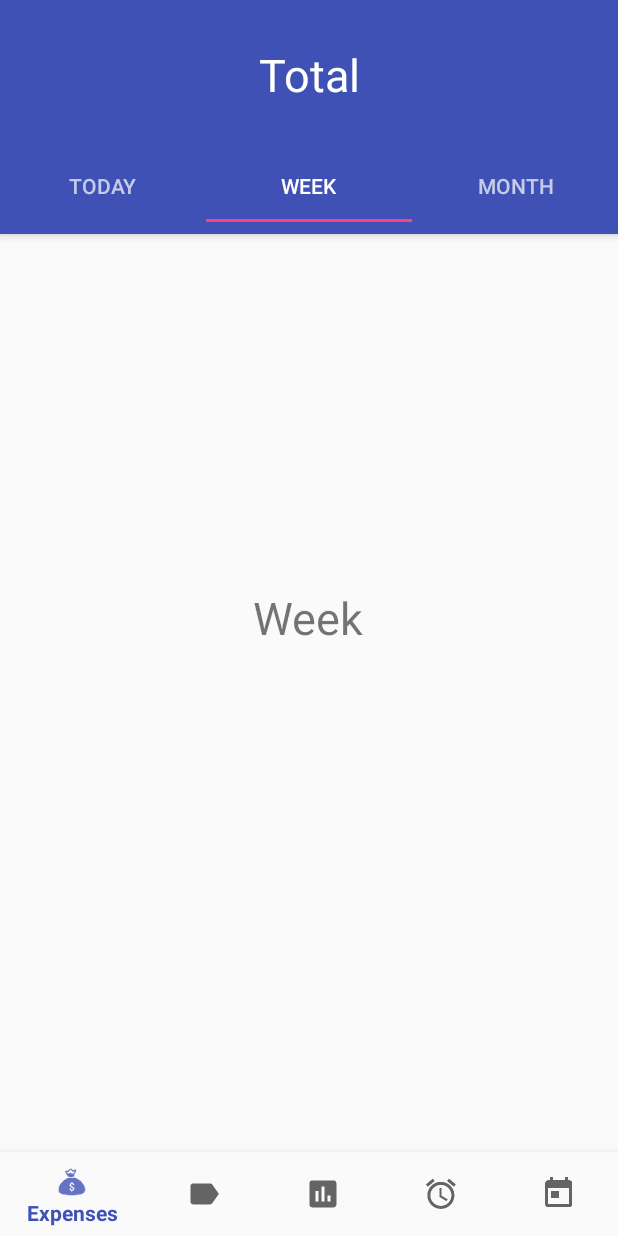
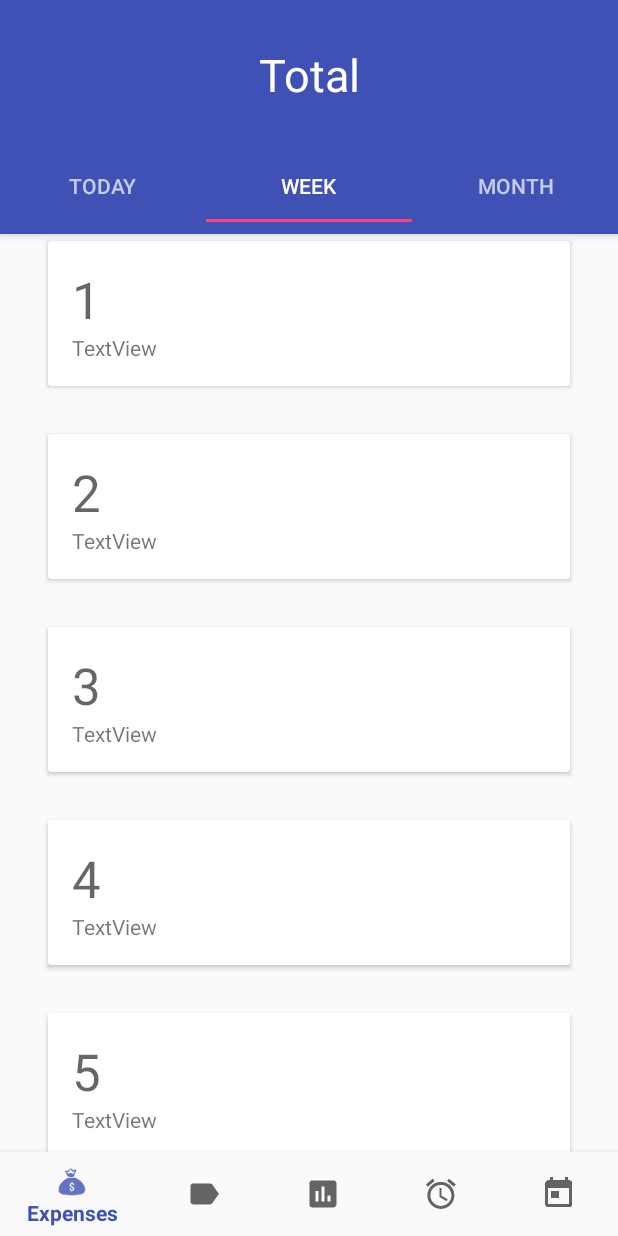
Before and after one commit to chhomchhom/projectExpense, an Android app: the screen it shows after launch (MainActivity), tab 2 chosen, on a phone screen of 412 x 824 dp. Run offline under Robolectric (Android 15) with nearby library versions, the phone set to English and light mode, and no system bars.

Commit message:
add recycler view and card view for today, week and month tabs of expense

```diff
--- /dev/null
+++ b/app/src/main/java/com/projectexpense2/virackdara/projectexpense2/adapters/ExpenseCardAdapter.java
@@ -0,0 +1,60 @@
+package com.projectexpense2.virackdara.projectexpense2.adapters;
+
+import android.content.Context;
+import android.support.annotation.NonNull;
+import android.support.v7.widget.RecyclerView;
+import android.view.LayoutInflater;
+import android.view.View;
+import android.view.ViewGroup;
+import android.widget.TextView;
+
+import com.projectexpense2.virackdara.projectexpense2.R;
+import com.projectexpense2.virackdara.projectexpense2.objects.ExpenseCard;
+
+import java.util.List;
+
+public class ExpenseCardAdapter extends RecyclerView.Adapter<ExpenseCardAdapter.ViewHolder> {
+
+    private List<ExpenseCard> myList;
+    private Context context;
+
+    public ExpenseCardAdapter(List<ExpenseCard> myList, Context context) {
+        this.myList = myList;
+        this.context = context;
+    }
+
+    @NonNull
+    @Override
+    public ViewHolder onCreateViewHolder(@NonNull ViewGroup parent, int viewType) {
+        View v = LayoutInflater.from(parent.getContext()).inflate(R.layout.list_item,parent,false);
+
+        return new ViewHolder(v);
+    }
+
+    @Override
+    public void onBindViewHolder(@NonNull ViewHolder holder, int position) {
+        ExpenseCard list = myList.get(position);
+        holder.textViewHead.setText(list.getTitle());
+        holder.textViewHead.setText(list.getAmount());
+    }
+
+    @Override
+    public int getItemCount() {
+
+        return myList.size();
+    }
+
+    public class ViewHolder extends RecyclerView.ViewHolder{
+        public TextView textViewHead;
+        public TextView textViewPrice;
+
+        public ViewHolder(View itemView) {
+
+            super(itemView);
+
+            textViewHead = itemView.findViewById(R.id.expenseTitle);
+
+            textViewPrice = itemView.findViewById(R.id.expensePrice);
+        }
+    }
+}
--- a/app/src/main/java/com/projectexpense2/virackdara/projectexpense2/adapters/ExpenseCardApter.java
+++ /dev/null
@@ -1,36 +0,0 @@
-package com.projectexpense2.virackdara.projectexpense2.adapters;
-
-import android.support.annotation.NonNull;
-import android.support.v7.widget.RecyclerView;
-import android.view.LayoutInflater;
-import android.view.View;
-import android.view.ViewGroup;
-
-import com.projectexpense2.virackdara.projectexpense2.R;
-
-public class ExpenseCardApter extends RecyclerView.Adapter<ExpenseCardApter.ViewHolder> {
-    @NonNull
-    @Override
-    public ViewHolder onCreateViewHolder(@NonNull ViewGroup parent, int viewType) {
-        View v = LayoutInflater.from(parent.getContext()).inflate(R.layout.fragment_today_tab,parent,false);
-
-        return new ViewHolder(v);
-    }
-
-    @Override
-    public void onBindViewHolder(@NonNull ViewHolder holder, int position) {
-
-    }
-
-    @Override
-    public int getItemCount() {
-        return 0;
-    }
-
-    public class ViewHolder extends RecyclerView.ViewHolder{
-
-        public ViewHolder(View itemView) {
-            super(itemView);
-        }
-    }
-}
--- a/app/src/main/java/com/projectexpense2/virackdara/projectexpense2/fragments/MonthTabFragment.java
+++ b/app/src/main/java/com/projectexpense2/virackdara/projectexpense2/fragments/MonthTabFragment.java
@@ -5,18 +5,45 @@ import android.os.Bundle;
 import android.support.annotation.NonNull;
 import android.support.annotation.Nullable;
 import android.support.v4.app.Fragment;
+import android.support.v7.widget.LinearLayoutManager;
+import android.support.v7.widget.RecyclerView;
 import android.view.LayoutInflater;
 import android.view.View;
 import android.view.ViewGroup;
 
 import com.projectexpense2.virackdara.projectexpense2.R;
+import com.projectexpense2.virackdara.projectexpense2.adapters.ExpenseCardAdapter;
+import com.projectexpense2.virackdara.projectexpense2.objects.ExpenseCard;
 
+import java.util.ArrayList;
+import java.util.Date;
+import java.util.List;
 
 
 public class MonthTabFragment extends Fragment {
+    private RecyclerView recyclerView;
+    private RecyclerView.Adapter adapter;
+    private List<ExpenseCard> expenseCards;
+
     @Nullable
     @Override
     public View onCreateView(@NonNull LayoutInflater inflater, @Nullable ViewGroup container, @Nullable Bundle savedInstanceState) {
-        return inflater.inflate(R.layout.fragment_month_tab,container,false);
+
+        View rootView = inflater.inflate(R.layout.fragment_month_tab,container,false);
+        recyclerView = rootView.findViewById(R.id.monthRecyclerView);
+        recyclerView.setHasFixedSize(true);
+        recyclerView.setLayoutManager(new LinearLayoutManager(getContext()));
+
+        expenseCards = new ArrayList<>();
+
+        for(int i = 0; i<=10;i++){
+            ExpenseCard expenseCard = new ExpenseCard("Title"+i+1,i+"",new Date());
+            expenseCards.add(expenseCard);
+        }
+
+        adapter = new ExpenseCardAdapter(expenseCards,getContext());
+
+        recyclerView.setAdapter(adapter);
+        return rootView;
     }
 }
--- a/app/src/main/java/com/projectexpense2/virackdara/projectexpense2/fragments/TodayTabFragment.java
+++ b/app/src/main/java/com/projectexpense2/virackdara/projectexpense2/fragments/TodayTabFragment.java
@@ -5,19 +5,45 @@ import android.os.Bundle;
 import android.support.annotation.NonNull;
 import android.support.annotation.Nullable;
 import android.support.v4.app.Fragment;
+import android.support.v7.widget.LinearLayoutManager;
+import android.support.v7.widget.RecyclerView;
 import android.view.LayoutInflater;
 import android.view.View;
 import android.view.ViewGroup;
 
 import com.projectexpense2.virackdara.projectexpense2.R;
+import com.projectexpense2.virackdara.projectexpense2.adapters.ExpenseCardAdapter;
+import com.projectexpense2.virackdara.projectexpense2.objects.ExpenseCard;
 
+import java.util.ArrayList;
+import java.util.Date;
+import java.util.List;
 
 
 public class TodayTabFragment extends Fragment {
+    private RecyclerView recyclerView;
+    private RecyclerView.Adapter adapter;
+    private List<ExpenseCard> expenseCards;
+
     @Nullable
     @Override
     public View onCreateView(@NonNull LayoutInflater inflater, @Nullable ViewGroup container, @Nullable Bundle savedInstanceState) {
 
-        return inflater.inflate(R.layout.fragment_today_tab,container,false);
+        View rootView = inflater.inflate(R.layout.fragment_today_tab,container,false);
+        recyclerView = rootView.findViewById(R.id.todayRecyclerView);
+        recyclerView.setHasFixedSize(true);
+        recyclerView.setLayoutManager(new LinearLayoutManager(getContext()));
+
+        expenseCards = new ArrayList<>();
+
+        for(int i = 0; i<=10;i++){
+            ExpenseCard expenseCard = new ExpenseCard("Title"+i+1,i+"",new Date());
+            expenseCards.add(expenseCard);
+        }
+
+        adapter = new ExpenseCardAdapter(expenseCards,getContext());
+
+        recyclerView.setAdapter(adapter);
+        return rootView;
     }
 }
--- a/app/src/main/java/com/projectexpense2/virackdara/projectexpense2/fragments/WeekTabFragment.java
+++ b/app/src/main/java/com/projectexpense2/virackdara/projectexpense2/fragments/WeekTabFragment.java
@@ -5,18 +5,45 @@ import android.os.Bundle;
 import android.support.annotation.NonNull;
 import android.support.annotation.Nullable;
 import android.support.v4.app.Fragment;
+import android.support.v7.widget.LinearLayoutManager;
+import android.support.v7.widget.RecyclerView;
 import android.view.LayoutInflater;
 import android.view.View;
 import android.view.ViewGroup;
 
 import com.projectexpense2.virackdara.projectexpense2.R;
+import com.projectexpense2.virackdara.projectexpense2.adapters.ExpenseCardAdapter;
+import com.projectexpense2.virackdara.projectexpense2.objects.ExpenseCard;
 
+import java.util.ArrayList;
+import java.util.Date;
+import java.util.List;
 
 
 public class WeekTabFragment extends Fragment {
+    private RecyclerView recyclerView;
+    private RecyclerView.Adapter adapter;
+    private List<ExpenseCard> expenseCards;
+
     @Nullable
     @Override
     public View onCreateView(@NonNull LayoutInflater inflater, @Nullable ViewGroup container, @Nullable Bundle savedInstanceState) {
-        return inflater.inflate(R.layout.fragment_week_tab,container,false);
+
+        View rootView = inflater.inflate(R.layout.fragment_week_tab,container,false);
+        recyclerView = rootView.findViewById(R.id.weekRecyclerView);
+        recyclerView.setHasFixedSize(true);
+        recyclerView.setLayoutManager(new LinearLayoutManager(getContext()));
+
+        expenseCards = new ArrayList<>();
+
+        for(int i = 0; i<=10;i++){
+            ExpenseCard expenseCard = new ExpenseCard("Title"+i+1,i+"",new Date());
+            expenseCards.add(expenseCard);
+        }
+
+        adapter = new ExpenseCardAdapter(expenseCards,getContext());
+
+        recyclerView.setAdapter(adapter);
+        return rootView;
     }
 }
--- a/app/src/main/res/layout/fragment_expense.xml
+++ b/app/src/main/res/layout/fragment_expense.xml
@@ -42,11 +42,12 @@
         </android.support.design.widget.TabLayout>
 
     </android.support.design.widget.AppBarLayout>
-    <android.support.constraint.ConstraintLayout
-        android:id="@+id/constraintLayout2"
+
+    <RelativeLayout
         android:layout_width="wrap_content"
         android:layout_height="0dp"
         app:layout_constraintBottom_toTopOf="@+id/navigation">
+
 
         <android.support.v4.view.ViewPager
             android:id="@+id/pager"
@@ -57,7 +58,7 @@
             app:layout_constraintStart_toStartOf="parent">
 
         </android.support.v4.view.ViewPager>
-    </android.support.constraint.ConstraintLayout>
+    </RelativeLayout>
 
 
 </android.support.constraint.ConstraintLayout>
--- a/app/src/main/res/layout/fragment_month_tab.xml
+++ b/app/src/main/res/layout/fragment_month_tab.xml
@@ -2,14 +2,16 @@
     xmlns:tools="http://schemas.android.com/tools"
     android:layout_width="match_parent"
     android:layout_height="match_parent"
+    android:padding="16dp"
     tools:context="com.projectexpense2.virackdara.projectexpense2.fragments.MonthTabFragment">
 
     <!-- TODO: Update blank fragment layout -->
-    <TextView
-        android:layout_width="wrap_content"
-        android:layout_height="wrap_content"
-        android:text="Month"
-        android:layout_centerInParent="true"
-        android:textSize="30dp"/>
+
+    <android.support.v7.widget.RecyclerView
+        android:id="@+id/monthRecyclerView"
+        android:layout_width="match_parent"
+        android:layout_height="match_parent"
+        android:layout_marginBottom="32dp"
+        />
 
 </RelativeLayout>
--- a/app/src/main/res/layout/fragment_today_tab.xml
+++ b/app/src/main/res/layout/fragment_today_tab.xml
@@ -2,19 +2,17 @@
     xmlns:tools="http://schemas.android.com/tools"
     android:layout_width="match_parent"
     android:layout_height="match_parent"
+    android:padding="16dp"
     tools:context="com.projectexpense2.virackdara.projectexpense2.fragments.TodayTabFragment">
 
     <!-- TODO: Update blank fragment layout -->
-    <TextView
-        android:layout_width="wrap_content"
-        android:layout_height="wrap_content"
-        android:text="Today"
-        android:layout_centerInParent="true"
-        android:textSize="30dp"/>
 
-    <android.support.v7.widget.CardView
+    <android.support.v7.widget.RecyclerView
+        android:id="@+id/todayRecyclerView"
         android:layout_width="match_parent"
-        android:layout_height="wrap_content" />
+        android:layout_height="match_parent"
+        android:layout_marginBottom="32dp"
+         />
 
 
 </RelativeLayout>
--- a/app/src/main/res/layout/fragment_week_tab.xml
+++ b/app/src/main/res/layout/fragment_week_tab.xml
@@ -2,14 +2,17 @@
     xmlns:tools="http://schemas.android.com/tools"
     android:layout_width="match_parent"
     android:layout_height="match_parent"
+    android:padding="16dp"
     tools:context="com.projectexpense2.virackdara.projectexpense2.fragments.WeekTabFragment">
 
     <!-- TODO: Update blank fragment layout -->
-    <TextView
-        android:layout_width="wrap_content"
-        android:layout_height="wrap_content"
-        android:text="Week"
-        android:layout_centerInParent="true"
-        android:textSize="30dp"/>
+
+
+    <android.support.v7.widget.RecyclerView
+        android:id="@+id/weekRecyclerView"
+        android:layout_width="match_parent"
+        android:layout_height="match_parent"
+        android:layout_marginBottom="32dp"
+        />
 
 </RelativeLayout>
--- /dev/null
+++ b/app/src/main/res/layout/list_item.xml
@@ -0,0 +1,34 @@
+<?xml version="1.0" encoding="utf-8"?>
+<LinearLayout xmlns:android="http://schemas.android.com/apk/res/android"
+    android:layout_width="match_parent"
+    android:layout_height="wrap_content">
+
+
+    <android.support.v7.widget.CardView
+        android:layout_width="match_parent"
+        android:layout_margin="@dimen/activity_horizontal_margin"
+        android:layout_height="wrap_content">
+
+        <LinearLayout
+            android:padding="16dp"
+            android:layout_width="match_parent"
+            android:layout_height="match_parent"
+            android:orientation="vertical">
+
+            <TextView
+                android:id="@+id/expenseTitle"
+                android:layout_width="match_parent"
+                android:layout_height="wrap_content"
+                android:text="Title"
+                android:textAppearance="@style/Base.TextAppearance.AppCompat.Display1" />
+
+            <TextView
+                android:id="@+id/expensePrice"
+                android:layout_width="match_parent"
+                android:layout_height="wrap_content"
+                android:text="TextView" />
+        </LinearLayout>
+    </android.support.v7.widget.CardView>
+
+
+</LinearLayout>
```
Also changed, not shown: app/src/main/java/com/projectexpense2/virackdara/projectexpense2/activities/MainActivity.java (+12 -0 lines). Lines whose indentation alone changed are shown as unchanged.
